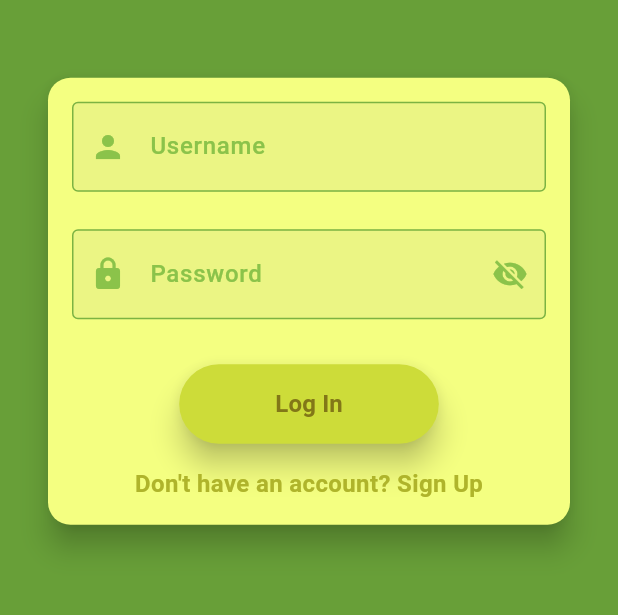
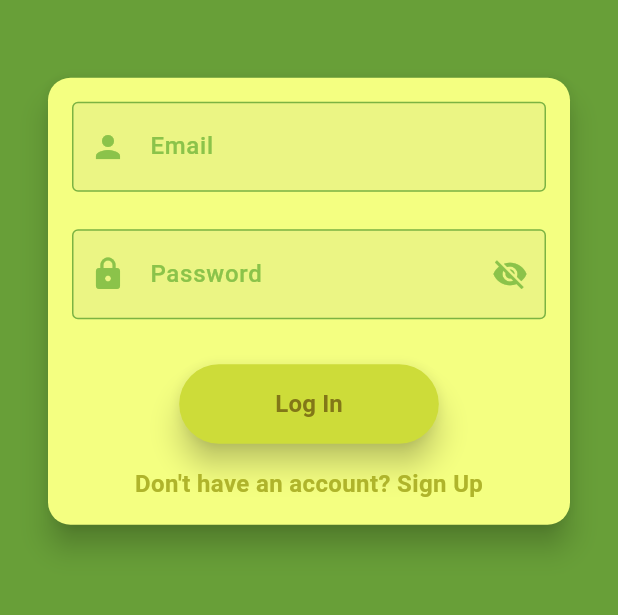
Before and after one commit to yihangchen23/QuizApp, a Flutter app: the screen it shows after launch, on a phone screen of 412 x 824 dp, the part 508-1123 px from its top. Run offline on Flutter 3.47's test engine with Material 3 defaults, Android fonts, the phone set to English and light mode, and no system bars; our stand-ins replace supabase_flutter; accounts and stored records are empty.

Commit message:
Last Minute UI Updates
Changed the Username tags to Email in the login/signup screens
Updated the ReadMe as well with a couple of more things...

```diff
--- a/quiz_app/lib/login.dart
+++ b/quiz_app/lib/login.dart
@@ -66,7 +66,7 @@ class _LoginScreenState extends State<LoginScreen> {
                             TextField(
                               controller: _usernameController,
                               decoration: InputDecoration(
-                                labelText: 'Username',
+                                labelText: 'Email',
                                 labelStyle: TextStyle(
                                   color: Colors.lightGreen,
                                   fontWeight: FontWeight.w500,
--- a/quiz_app/lib/signup.dart
+++ b/quiz_app/lib/signup.dart
@@ -85,7 +85,7 @@ class _SignUpScreenState extends State<SignUpScreen> {
                             TextField(
                               controller: _emailController,
                               decoration: InputDecoration(
-                                labelText: 'Username',
+                                labelText: 'Email',
                                 labelStyle: TextStyle(
                                   color: Colors.lightGreen,
                                   fontWeight: FontWeight.w500,
```
Also changed, not shown: 1 other file.
